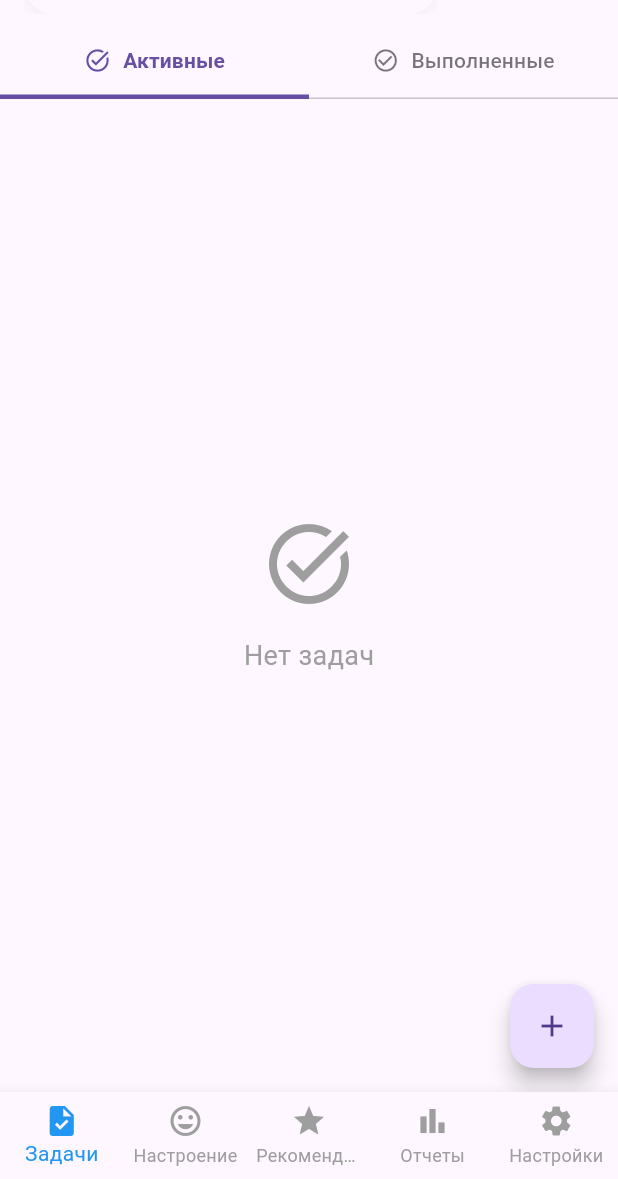
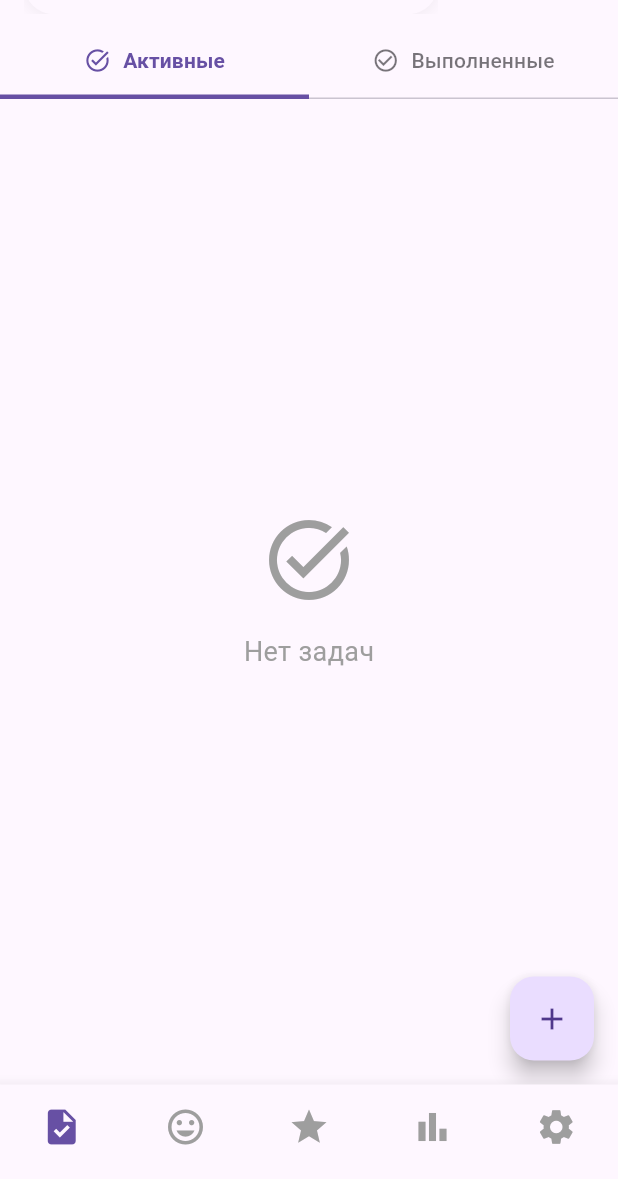
Before and after one commit to Makimma/Task-Planning-with-Mood-and-Emotion-Analysis, a Flutter app: the screen it shows once a user with an empty profile is signed in, on a phone screen of 412 x 824 dp, the part 57-1236 px from its top. Run offline on Flutter 3.47's test engine with Material 3 defaults, Android fonts, the phone set to English and light mode, and no system bars; our stand-ins replace awesome_notifications, cloud_firestore, connectivity_plus, firebase_auth, firebase_core, fl_chart and 2 more; accounts and stored records are empty.

Commit message:
Redesign bottom navigation bar for better usability
- Remove text labels from navigation items for cleaner look
- Increase icon size from 24px to 28px for better visibility
- Disable label display for both selected and unselected states
- Update theme configuration for consistent styling
- Replace hardcoded colors with theme colors
- Clean up navigation item definitions

```diff
--- a/lib/main.dart
+++ b/lib/main.dart
@@ -121,6 +121,7 @@ class _MyAppState extends State<MyApp> {
   @override
   Widget build(BuildContext context) {
     return MaterialApp(
+      // debugShowCheckedModeBanner: false,
       theme: ThemeData.light(),
       darkTheme: ThemeData(
       brightness: Brightness.dark,
--- a/lib/screens/main_screen.dart
+++ b/lib/screens/main_screen.dart
@@ -36,19 +36,43 @@ class _MainScreenState extends State<MainScreen> {
   Widget build(BuildContext context) {
     return Scaffold(
       body: _screens[_selectedIndex],
-      bottomNavigationBar: BottomNavigationBar(
+      bottomNavigationBar: Theme(
+        data: Theme.of(context).copyWith(
+          bottomNavigationBarTheme: BottomNavigationBarThemeData(
+            showSelectedLabels: false,
+            showUnselectedLabels: false,
+          ),
+        ),
+        child: BottomNavigationBar(
           type: BottomNavigationBarType.fixed,
+          iconSize: 28,
           items: const [
-          BottomNavigationBarItem(icon: Icon(Icons.task), label: "Задачи"),
-          BottomNavigationBarItem(icon: Icon(Icons.mood), label: "Настроение"),
-          BottomNavigationBarItem(icon: Icon(Icons.star), label: "Рекомендации"),
-          BottomNavigationBarItem(icon: Icon(Icons.bar_chart), label: "Отчеты"),
-          BottomNavigationBarItem(icon: Icon(Icons.settings), label: "Настройки"),
+            BottomNavigationBarItem(
+              icon: Icon(Icons.task),
+              label: '',
+            ),
+            BottomNavigationBarItem(
+              icon: Icon(Icons.mood),
+              label: '',
+            ),
+            BottomNavigationBarItem(
+              icon: Icon(Icons.star),
+              label: '',
+            ),
+            BottomNavigationBarItem(
+              icon: Icon(Icons.bar_chart),
+              label: '',
+            ),
+            BottomNavigationBarItem(
+              icon: Icon(Icons.settings),
+              label: '',
+            ),
           ],
           currentIndex: _selectedIndex,
           onTap: _onItemTapped,
-        selectedItemColor: Colors.blue,
+          selectedItemColor: Theme.of(context).colorScheme.primary,
           unselectedItemColor: Colors.grey,
+        ),
       ),
     );
   }
```
Lines whose indentation alone changed are shown as unchanged.
